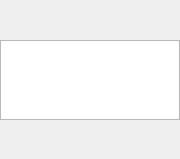
Old version of the form ui/scene_beat_item_widget.ui in the repository zkovari/plotlyst.
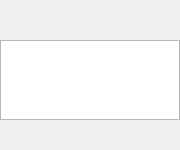
New version of the form.

Commit message: beat size

The edit to the form file:
```diff
--- a/ui/scene_beat_item_widget.ui
+++ b/ui/scene_beat_item_widget.ui
@@ -7,7 +7,7 @@
     <x>0</x>
     <y>0</y>
     <width>180</width>
-    <height>159</height>
+    <height>150</height>
    </rect>
   </property>
   <property name="sizePolicy">
@@ -25,7 +25,7 @@
   <property name="maximumSize">
    <size>
     <width>180</width>
-    <height>159</height>
+    <height>150</height>
    </size>
   </property>
   <property name="windowTitle">
```
